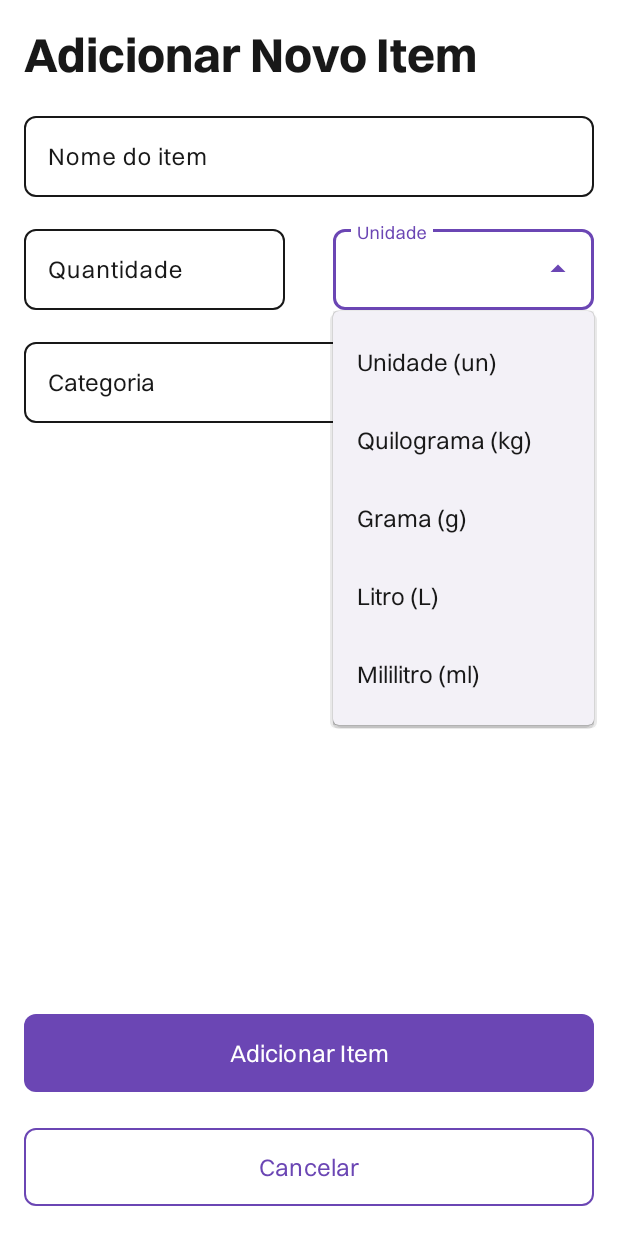
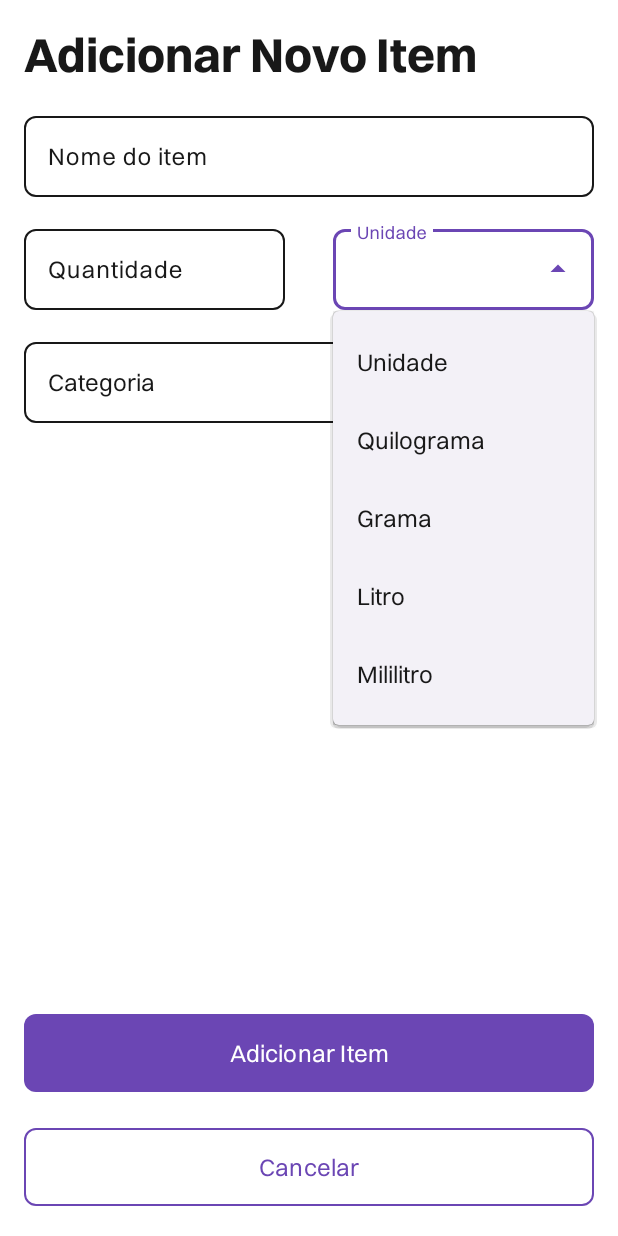
Before and after one commit to jeftomaz/Kotlist, an Android app: the AddItemActivity screen opened directly, with no data from a screen before it, after a tap on an icon or button, on a phone screen of 412 x 824 dp. Run offline under Robolectric (Android 15) with nearby library versions, the phone set to English and light mode, and no system bars.

Commit message:
style: improved items unit dropdown layout
Improved dropdown layout not to overlap the input, and ajusted the name/abbreviation to use it separately

```diff
--- a/app/src/main/java/com/example/kotlist/data/model/ItemUnit.kt
+++ b/app/src/main/java/com/example/kotlist/data/model/ItemUnit.kt
@@ -4,11 +4,12 @@ import androidx.annotation.StringRes
 import com.example.kotlist.R
 
 enum class ItemUnit(
-    @StringRes val unitNameId: Int
+    @StringRes val unitNameId: Int,
+    @StringRes val unitAbbreviationId: Int
 ) {
-    UNIT(R.string.unit),
-    KILOGRAM(R.string.kilogram),
-    GRAM(R.string.gram),
-    LITER(R.string.liter),
-    MILLILITER(R.string.milliliter);
+    UNIT(R.string.unit_name, R.string.unit_abbreviation),
+    KILOGRAM(R.string.kilogram_name, R.string.kilogram_abbreviation),
+    GRAM(R.string.gram_name, R.string.gram_abbreviation),
+    LITER(R.string.liter_name, R.string.liter_abbreviation),
+    MILLILITER(R.string.milliliter_name, R.string.milliliter_abbreviation);
 }
--- a/app/src/main/java/com/example/kotlist/ui/items/ItemListAdapter.kt
+++ b/app/src/main/java/com/example/kotlist/ui/items/ItemListAdapter.kt
@@ -41,7 +41,7 @@ class ItemListAdapter (
         fun bind(item: ListItem, onCheckboxClicked: (ListItem, Boolean) -> Unit, onItemClick: (ListItem) -> Unit) {
             categoryIcon.setImageResource(item.category.categoryIconId)
             itemName.text = item.name
-            itemQuantityUnit.text = "${item.quantity} ${context.getString(item.unit.unitNameId)}"
+            itemQuantityUnit.text = "${item.quantity} ${context.getString(item.unit.unitAbbreviationId)}"
             itemCheckbox.isChecked = item.isChecked
 
             updateUI(itemCheckbox.isChecked)
--- a/app/src/main/res/layout/activity_add_item.xml
+++ b/app/src/main/res/layout/activity_add_item.xml
@@ -76,7 +76,12 @@
             android:layout_width="match_parent"
             android:layout_height="wrap_content"
             android:inputType="none"
+            android:ellipsize="end"
+            android:singleLine="true"
             android:maxLines="1"
+            android:scrollHorizontally="true"
+            android:marqueeRepeatLimit="marquee_forever"
+            android:fadingEdge="horizontal"
             style="@style/Widget.App.Dropdown" />
     </com.google.android.material.textfield.TextInputLayout>
 
--- a/app/src/main/res/layout/activity_edit_item.xml
+++ b/app/src/main/res/layout/activity_edit_item.xml
@@ -76,7 +76,12 @@
             android:layout_width="match_parent"
             android:layout_height="wrap_content"
             android:inputType="none"
+            android:ellipsize="end"
+            android:singleLine="true"
             android:maxLines="1"
+            android:scrollHorizontally="true"
+            android:marqueeRepeatLimit="marquee_forever"
+            android:fadingEdge="horizontal"
             style="@style/Widget.App.Dropdown" />
     </com.google.android.material.textfield.TextInputLayout>
 
--- a/app/src/main/res/layout/component_dropdown_input_item.xml
+++ b/app/src/main/res/layout/component_dropdown_input_item.xml
@@ -6,7 +6,11 @@
     android:layout_height="wrap_content"
     android:textColor="@color/softBlack"
     android:text="Dropdown item description"
+    android:ellipsize="end"
+    android:singleLine="true"
     android:maxLines="1"
-    android:ellipsize="end"
+    android:scrollHorizontally="true"
+    android:marqueeRepeatLimit="marquee_forever"
+    android:fadingEdge="horizontal"
     android:padding="@dimen/margin_medium"
     style="@style/TextAppearance.App.Paragraph"/>
--- a/app/src/main/res/values/strings.xml
+++ b/app/src/main/res/values/strings.xml
@@ -41,9 +41,14 @@
         <item>ml</item>
     </string-array>
 
-    <string name="unit">Unidade (un)</string>
-    <string name="kilogram">Quilograma (kg)</string>
-    <string name="gram">Grama (g)</string>
-    <string name="liter">Litro (L)</string>
-    <string name="milliliter">Mililitro (ml)</string>
+    <string name="unit_name">Unidade</string>
+    <string name="unit_abbreviation">un</string>
+    <string name="kilogram_name">Quilograma</string>
+    <string name="kilogram_abbreviation">kg</string>
+    <string name="gram_name">Grama</string>
+    <string name="gram_abbreviation">g</string>
+    <string name="liter_name">Litro</string>
+    <string name="liter_abbreviation">L</string>
+    <string name="milliliter_name">Mililitro</string>
+    <string name="milliliter_abbreviation">ml</string>
 </resources>
```
